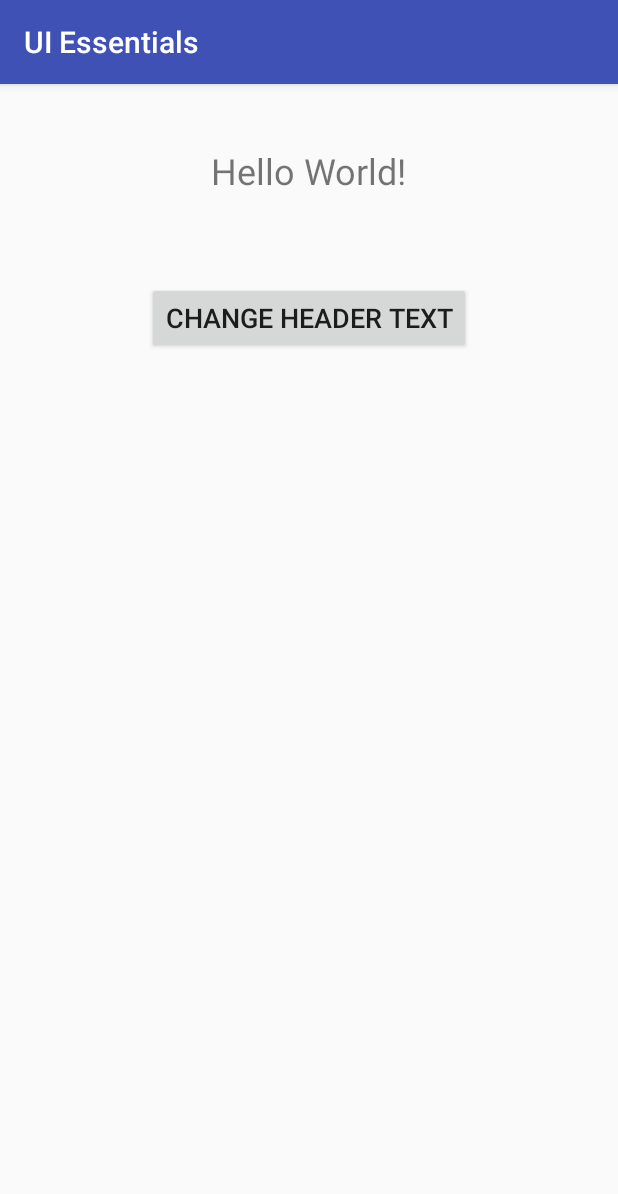
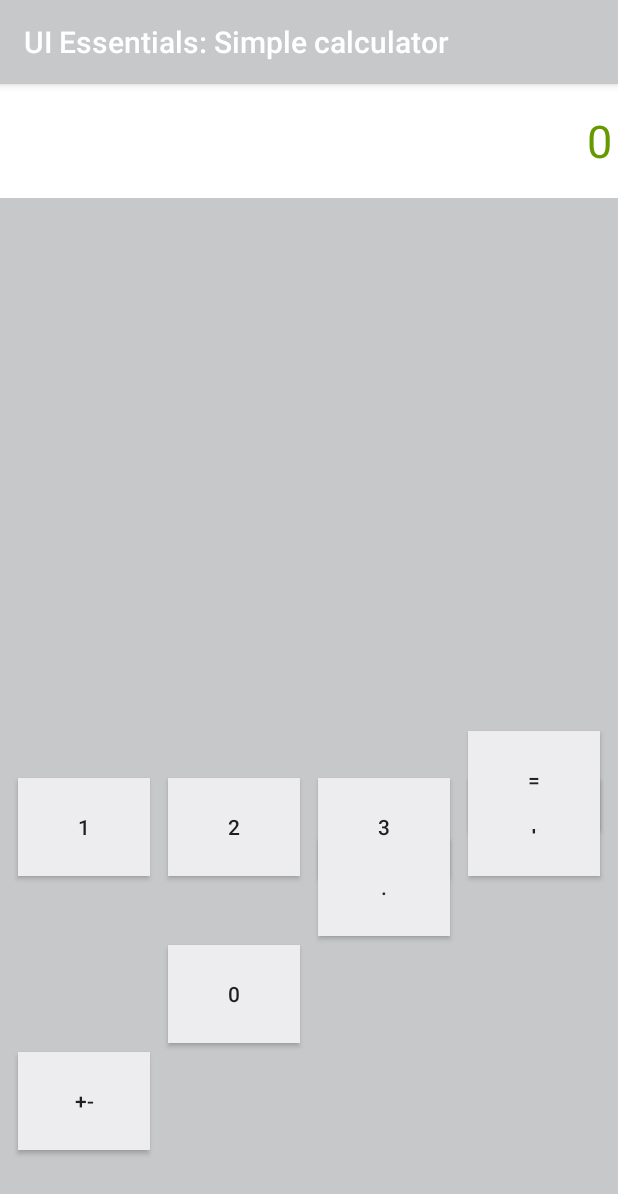
Before and after one commit to ikostan/Android_UI_Essentials, an Android app: the screen it shows after launch (MainActivity), on a phone screen of 412 x 824 dp. Shown: the top 1194 px of the screen. Run offline under Robolectric (Android 15) with nearby library versions, the phone set to English and light mode, and no system bars.

Commit message:
Calculator GUI - first two rows

```diff
--- a/app/src/main/java/com/example/uiessentials/MainActivity.java
+++ b/app/src/main/java/com/example/uiessentials/MainActivity.java
@@ -9,33 +9,16 @@ import android.widget.TextView;
 
 public class MainActivity extends AppCompatActivity {
 
-    private Button btnChangeTxt;
-    private TextView txtHeader;
+    private Button btn1, btn2, btn3, btn4, btn5, btn6, btn7, btn8, btn9, btn0;
+    private TextView txtScreen;
+    private String result;
 
     @Override
     protected void onCreate(Bundle savedInstanceState) {
         super.onCreate(savedInstanceState);
         setContentView(R.layout.activity_main);
 
-        txtHeader = (TextView) findViewById(R.id.txtHeader); //Text field
-        txtHeader.setText("Hello World!");
-        btnChangeTxt = (Button) findViewById(R.id.btnChangeTxt); //Button
 
-        //Event listener
-        btnChangeTxt.setOnClickListener(new View.OnClickListener() {
-            @Override
-            public void onClick(View v) {
-
-                if(txtHeader.getText() == "Hello World!"){
-                    txtHeader.setText("New Text!"); //reverse to original text
-                    Log.d("onClick method called", "New Text!"); //Log
-                }
-                else{
-                    txtHeader.setText("Hello World!"); //reverse to original text
-                    Log.d("onClick method called", "Hello World!"); //Log
-                }
-            }
-        });
     }
 
     //END
--- a/app/src/main/res/layout/activity_main.xml
+++ b/app/src/main/res/layout/activity_main.xml
@@ -1,38 +1,147 @@
 <?xml version="1.0" encoding="utf-8"?>
-<android.support.constraint.ConstraintLayout
-    xmlns:android="http://schemas.android.com/apk/res/android"
+<android.support.constraint.ConstraintLayout xmlns:android="http://schemas.android.com/apk/res/android"
     xmlns:app="http://schemas.android.com/apk/res-auto"
     xmlns:tools="http://schemas.android.com/tools"
     android:layout_width="match_parent"
     android:layout_height="match_parent"
+    android:background="@color/colorPrimary"
     tools:context="com.example.uiessentials.MainActivity">
 
     <TextView
-        android:id="@+id/txtHeader"
+        android:id="@+id/txtScreen"
+        android:layout_width="0dp"
+        android:layout_height="76dp"
+        android:background="@android:color/background_light"
+        android:gravity="right|center"
+        android:paddingRight="4dp"
+        android:text="@string/original_text"
+        android:textColor="@android:color/holo_green_dark"
+        android:textSize="30sp"
+        app:layout_constraintHorizontal_bias="0.0"
+        app:layout_constraintLeft_toLeftOf="parent"
+        app:layout_constraintRight_toRightOf="parent"
+        tools:ignore="MissingConstraints"
+        tools:layout_editor_absoluteY="2dp" />
+
+    <android.support.constraint.Guideline
+        android:id="@+id/guidelineHor4"
         android:layout_width="wrap_content"
         android:layout_height="wrap_content"
-        android:layout_marginTop="41dp"
-        android:textSize="24sp"
-        app:layout_constraintHorizontal_bias="0.5"
-        app:layout_constraintLeft_toLeftOf="parent"
-        app:layout_constraintRight_toRightOf="parent"
-        app:layout_constraintTop_toTopOf="parent" />
+        android:orientation="horizontal"
+        app:layout_constraintGuide_begin="178dp" />
+
+    <android.support.constraint.Guideline
+        android:id="@+id/guidelineHor3"
+        android:layout_width="wrap_content"
+        android:layout_height="wrap_content"
+        android:orientation="horizontal"
+        app:layout_constraintGuide_begin="365dp" />
 
     <Button
-        android:id="@+id/btnChangeTxt"
+        android:id="@+id/btnPlus"
+        android:layout_width="88dp"
+        android:layout_height="65dp"
+        android:background="@color/colorPrimaryDark"
+        android:text="@string/plus"
+        app:layout_constraintLeft_toRightOf="@+id/btn3"
+        app:layout_constraintRight_toRightOf="parent"
+        app:layout_constraintTop_toTopOf="@+id/btn3" />
+
+    <Button
+        android:id="@+id/btn2"
+        android:layout_width="88dp"
+        android:layout_height="65dp"
+        android:background="@color/colorPrimaryDark"
+        android:text="@string/btn_2"
+        app:layout_constraintLeft_toRightOf="@+id/btn1"
+        app:layout_constraintRight_toLeftOf="@+id/btn3"
+        app:layout_constraintTop_toTopOf="@+id/btn1" />
+
+    <Button
+        android:id="@+id/btn3"
+        android:layout_width="88dp"
+        android:layout_height="65dp"
+        android:background="@color/colorPrimaryDark"
+        android:text="@string/btn_3"
+        app:layout_constraintLeft_toRightOf="@+id/btn2"
+        app:layout_constraintRight_toLeftOf="@+id/btnPlus"
+        app:layout_constraintTop_toTopOf="@+id/btn2" />
+
+    <Button
+        android:id="@+id/btn1"
+        android:layout_width="88dp"
+        android:layout_height="65dp"
+        android:layout_marginBottom="19dp"
+        android:background="@color/colorPrimaryDark"
+        android:text="@string/btn_1"
+        app:layout_constraintBottom_toTopOf="@+id/guidelineHor2"
+        app:layout_constraintLeft_toLeftOf="parent"
+        app:layout_constraintRight_toLeftOf="@+id/btn2"
+        tools:ignore="HardcodedText"
+        app:layout_constraintTop_toTopOf="@+id/guidelineHor3"
+        android:layout_marginTop="8dp" />
+
+    <android.support.constraint.Guideline
+        android:id="@+id/guidelineHor2"
         android:layout_width="wrap_content"
         android:layout_height="wrap_content"
+        android:orientation="horizontal"
+        app:layout_constraintGuide_percent="0.83" />
+
+    <Button
+        android:id="@+id/btnEqual"
+        android:layout_width="88dp"
+        android:layout_height="65dp"
+        android:background="@color/colorPrimaryDark"
+        android:text="@string/btn_equal"
+        app:layout_constraintTop_toTopOf="@+id/btnDecPoint"
+        app:layout_constraintRight_toRightOf="parent"
+        app:layout_constraintLeft_toRightOf="@+id/btnDecPoint"
+        android:layout_marginTop="-71dp" />
+
+    <Button
+        android:id="@+id/btnDecPoint"
+        android:layout_width="88dp"
+        android:layout_height="65dp"
+        android:background="@color/colorPrimaryDark"
+        android:text="@string/btn_dot"
+        app:layout_constraintRight_toLeftOf="@+id/btnEqual"
+        app:layout_constraintTop_toTopOf="@+id/btn0"
+        app:layout_constraintLeft_toRightOf="@+id/btn0"
+        android:layout_marginTop="-71dp" />
+
+    <Button
+        android:id="@+id/btn0"
+        android:layout_width="88dp"
+        android:layout_height="65dp"
+        android:background="@color/colorPrimaryDark"
+        android:text="@string/btn_0"
+        app:layout_constraintRight_toLeftOf="@+id/btnDecPoint"
+        app:layout_constraintTop_toTopOf="@+id/btnPlusMin"
+        app:layout_constraintLeft_toRightOf="@+id/btnPlusMin"
+        android:layout_marginTop="-71dp" />
+
+    <Button
+        android:id="@+id/btnPlusMin"
+        android:layout_width="88dp"
+        android:layout_height="65dp"
+        android:background="@color/colorPrimaryDark"
+        android:text="@string/btn_pl_min"
+        app:layout_constraintTop_toTopOf="@+id/guidelineHor2"
+        android:layout_marginTop="8dp"
         android:layout_marginBottom="8dp"
-        android:layout_marginLeft="8dp"
-        android:layout_marginRight="8dp"
-        android:layout_marginTop="8dp"
-        android:text="@string/btn_changeTxt"
-        android:textSize="18sp"
-        app:layout_constraintBottom_toBottomOf="parent"
-        app:layout_constraintHorizontal_bias="0.5"
+        app:layout_constraintBottom_toTopOf="@+id/guidelineHor1"
         app:layout_constraintLeft_toLeftOf="parent"
-        app:layout_constraintRight_toRightOf="parent"
-        app:layout_constraintTop_toBottomOf="@+id/txtHeader"
-        app:layout_constraintVertical_bias="0.079" />
+        app:layout_constraintRight_toLeftOf="@+id/btn0"
+        app:layout_constraintVertical_bias="0.006" />
+
+    <android.support.constraint.Guideline
+        android:id="@+id/guidelineHor1"
+        android:layout_width="wrap_content"
+        android:layout_height="wrap_content"
+        android:orientation="horizontal"
+        app:layout_constraintGuide_percent="0.99"
+        tools:layout_editor_absoluteY="506dp"
+        tools:layout_editor_absoluteX="0dp" />
 
 </android.support.constraint.ConstraintLayout>
--- a/app/src/main/res/values/colors.xml
+++ b/app/src/main/res/values/colors.xml
@@ -1,6 +1,6 @@
 <?xml version="1.0" encoding="utf-8"?>
 <resources>
-    <color name="colorPrimary">#3F51B5</color>
-    <color name="colorPrimaryDark">#303F9F</color>
+    <color name="colorPrimary">#c7c8c9</color>
+    <color name="colorPrimaryDark">#ededf0</color>
     <color name="colorAccent">#FF4081</color>
 </resources>
--- a/app/src/main/res/values/strings.xml
+++ b/app/src/main/res/values/strings.xml
@@ -1,4 +1,12 @@
 <resources>
-    <string name="app_name">UI Essentials</string>
-    <string name="btn_changeTxt">Change Header Text</string>
+    <string name="app_name">UI Essentials: Simple calculator</string>
+    <string name="original_text">0</string>
+    <string name="plus">+</string>
+    <string name="btn_1">1</string>
+    <string name="btn_2">2</string>
+    <string name="btn_3">3</string>
+    <string name="btn_pl_min">+-</string>
+    <string name="btn_0">0</string>
+    <string name="btn_equal">=</string>
+    <string name="btn_dot">.</string>
 </resources>
--- a/build.gradle
+++ b/build.gradle
@@ -5,7 +5,7 @@ buildscript {
         jcenter()
     }
     dependencies {
-        classpath 'com.android.tools.build:gradle:2.3.2'
+        classpath 'com.android.tools.build:gradle:2.3.3'
 
         // NOTE: Do not place your application dependencies here; they belong
         // in the individual module build.gradle files
```
